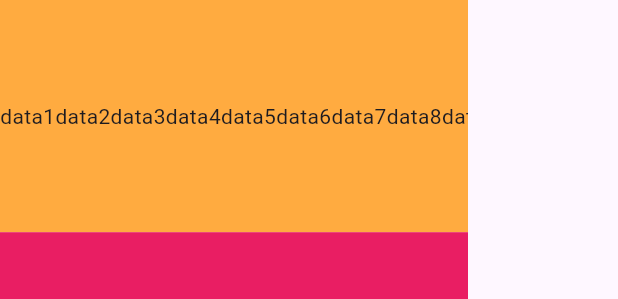
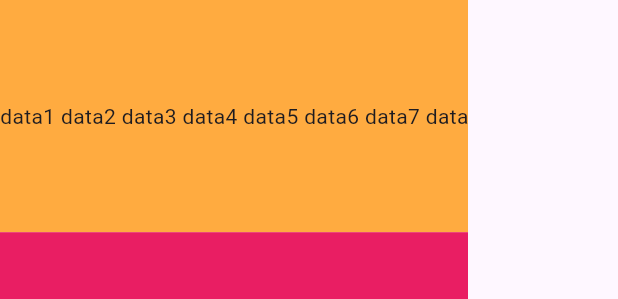
Before and after one commit to hafizecim/Flutter-Beginners-Guide, a Flutter app: the Orta widget shown alone on an empty page, opened directly, on a phone screen of 412 x 824 dp. Shown: the top 299 px of the screen. Run offline on Flutter 3.47's test engine with Material 3 defaults, Android fonts, the phone set to English and light mode, and no system bars.

Commit message:
Lesson14 summary update

```diff
--- a/lib/dersler/lesson14/a1.dart
+++ b/lib/dersler/lesson14/a1.dart
@@ -1,5 +1,5 @@
 import 'package:flutter/material.dart';
-import 'a2.dart';
+import 'a2.dart';  // Metin widget'ını içeri al
 
 class Ust extends StatelessWidget {
   const Ust({super.key});
@@ -7,7 +7,7 @@ class Ust extends StatelessWidget {
   @override
   Widget build(BuildContext context) {
     return AppBar(
-      title: Metin(),
+      title: const Metin(),        // a2.dart'taki Metin widget'ı
       backgroundColor: Colors.cyan,
       centerTitle: true,
     );
--- a/lib/dersler/lesson14/a2.dart
+++ b/lib/dersler/lesson14/a2.dart
@@ -5,7 +5,7 @@ class Metin extends StatelessWidget {
 
   @override
   Widget build(BuildContext context) {
-    return Text(
+    return const Text(
       "DENEME",
       style: TextStyle(fontSize: 30),
     );
--- a/lib/dersler/lesson14/b1.dart
+++ b/lib/dersler/lesson14/b1.dart
@@ -1,7 +1,7 @@
 import 'package:flutter/material.dart';
 
-class Orta extends StatelessWidget {
-  const Orta({super.key});
+class Orta2 extends StatelessWidget {
+  const Orta2({super.key});
 
   @override
   Widget build(BuildContext context) {
--- a/lib/dersler/lesson14/b2.dart
+++ b/lib/dersler/lesson14/b2.dart
@@ -1,40 +1,43 @@
 import 'package:flutter/material.dart';
-import 'b3.dart';
+import 'b3.dart'; // Kucuk widget'ını al
 
 class Orta extends StatelessWidget {
   const Orta({super.key});
 
   @override
   Widget build(BuildContext context) {
+    double ekranGenisligi = MediaQuery.of(context).size.width;
+    double ekranYuksekligi = MediaQuery.of(context).size.height;
+    double appBarYuksekligi = 50;
+
     return Column(
       children: [
         Container(
-          width: MediaQuery.of(context).size.width -100,
-          height: (MediaQuery.of(context).size.height -50) /5,
-          color: Colors.orangeAccent ,
-          child: Kucuk(),
+          width: ekranGenisligi - 100,
+          height: (ekranYuksekligi - appBarYuksekligi) / 5,
+          color: Colors.orangeAccent,
+          child: const Kucuk(),  // b3.dart'taki yatay kaydırılabilir küçük metin
         ),
         Container(
-          width: MediaQuery.of(context).size.width -100,
-          height: (MediaQuery.of(context).size.height -50)/5,
-          color: Colors.pink ,
+          width: ekranGenisligi - 100,
+          height: (ekranYuksekligi - appBarYuksekligi) / 5,
+          color: Colors.pink,
         ),
         Container(
-          width: MediaQuery.of(context).size.width -100,
-          height: (MediaQuery.of(context).size.height -50) /5,
-          color: Colors.pinkAccent ,
+          width: ekranGenisligi - 100,
+          height: (ekranYuksekligi - appBarYuksekligi) / 5,
+          color: Colors.pinkAccent,
         ),
         Container(
-          width: MediaQuery.of(context).size.width -100,
-          height: (MediaQuery.of(context).size.height -50) /5,
-          color: Colors.purple ,
+          width: ekranGenisligi - 100,
+          height: (ekranYuksekligi - appBarYuksekligi) / 5,
+          color: Colors.purple,
         ),
         Container(
-          width: MediaQuery.of(context).size.width -100,
-          height: (MediaQuery.of(context).size.height -50) /5,
-          color: Colors.purpleAccent ,
-        )
-
+          width: ekranGenisligi - 100,
+          height: (ekranYuksekligi - appBarYuksekligi) / 5,
+          color: Colors.purpleAccent,
+        ),
       ],
     );
   }
--- a/lib/dersler/lesson14/b3.dart
+++ b/lib/dersler/lesson14/b3.dart
@@ -1,47 +1,27 @@
 import 'package:flutter/material.dart';
-
 
 class Kucuk extends StatelessWidget {
   const Kucuk({super.key});
 
   @override
   Widget build(BuildContext context) {
-    return /*Row(
-      children: [
-        Text("data1"),
-        Text("data2"),
-        Text("data3"),
-        Text("data4"),
-        Text("data5"),
-        Text("data6"),
-        Text("data7"),
-        Text("data8"),
-        Text("data9"),
-        Text("data10"),
-        Text("data11"),
-        Text("data12"),
-        Text("data13"),
-      ],
-
-    )*/ SingleChildScrollView(
-      /*child: Container(width: 50, height: 500,
-      color: Colors.amberAccent),*/
+    return SingleChildScrollView(
       scrollDirection: Axis.horizontal,
-       child: Row(
-        children: [
-          Text("data1"),
-          Text("data2"),
-          Text("data3"),
-          Text("data4"),
-          Text("data5"),
-          Text("data6"),
-          Text("data7"),
-          Text("data8"),
-          Text("data9"),
-          Text("data10"),
-          Text("data11"),
-          Text("data12"),
-          Text("data13"),
+      child: Row(
+        children: const [
+          Text("data1 "),
+          Text("data2 "),
+          Text("data3 "),
+          Text("data4 "),
+          Text("data5 "),
+          Text("data6 "),
+          Text("data7 "),
+          Text("data8 "),
+          Text("data9 "),
+          Text("data10 "),
+          Text("data11 "),
+          Text("data12 "),
+          Text("data13 "),
         ],
       ),
     );
--- a/lib/dersler/lesson14/lesson14.dart
+++ b/lib/dersler/lesson14/lesson14.dart
@@ -1,7 +1,6 @@
 import 'package:flutter/material.dart';
-import 'package:flutter_tutorial_beginner/dersler/lesson14/b1.dart';
-import 'a1.dart';
-
+import 'a1.dart';  // Ust widget
+import 'b2.dart';  // Orta widget (renkli kolonlar)
 
 class Lesson14 extends StatelessWidget {
   const Lesson14({super.key});
@@ -11,9 +10,10 @@ class Lesson14 extends StatelessWidget {
     return SafeArea(
       child: Scaffold(
         appBar: PreferredSize(
-         preferredSize: Size(double.infinity, 50),
-         child: Ust(),),
-        body: Orta(),
+          preferredSize: Size(double.infinity, 50),
+          child: Ust(),
+        ),
+        body: Orta(),  // Burada b2.dart içindeki Orta kullanılıyor
       ),
     );
   }
```
Also changed, not shown: 1 other file.
